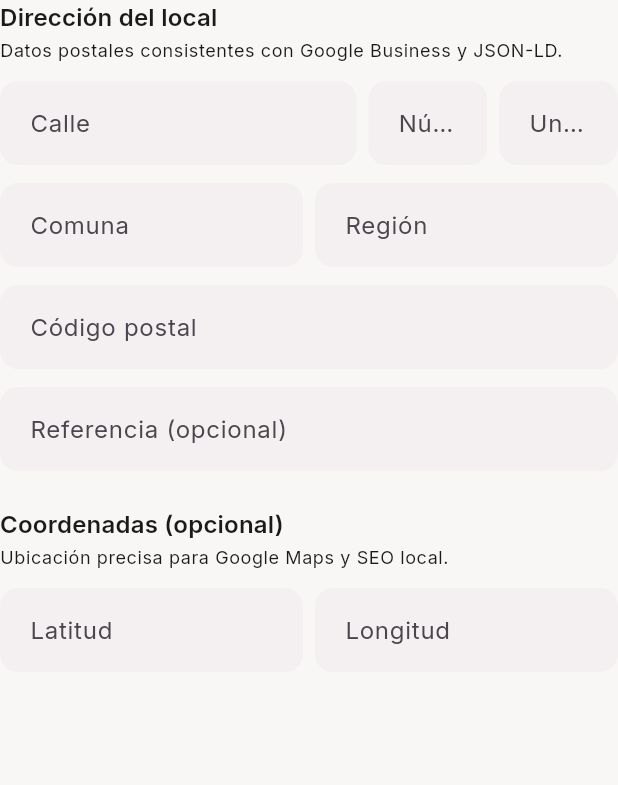
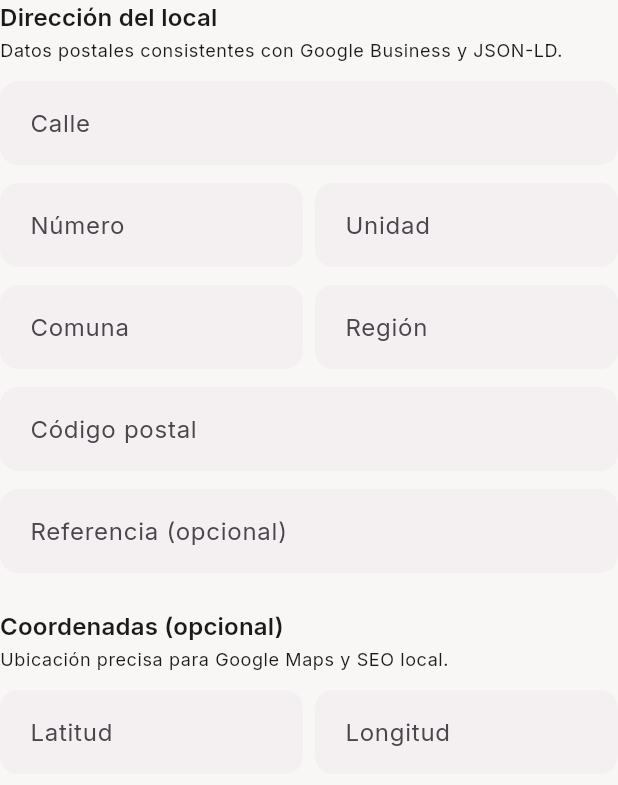
Before and after one commit to victorneyraars/baqueano-natales, a Flutter app: the SeccionUbicacion widget shown alone on an empty page, opened directly with empty values, on a phone screen of 412 x 824 dp. Shown: the top 785 px of the screen. Run offline on Flutter 3.47's test engine with Material 3 defaults, Android fonts, the phone set to English and light mode, and no system bars; our stand-ins replace app_links, dio, firebase_auth, firebase_core, firebase_messaging, flutter_local_notifications and 11 more; accounts and stored records are empty; network calls fail.

Commit message:
fix(prestadores): Calle/Número/Unidad en filas separadas
Bug visual: en pantalla 360px, Row con flex 3/1/1 dejaba Número y
Unidad con ~55px → labels cortados (N... / U...).

Fix: Calle en su propia fila, Número + Unidad en Row separada.
Mismo patrón que Comuna/Región (que ya funcionan bien).

```diff
--- a/flutter/lib/features/prestadores/presentation/widgets/perfil_negocio/seccion_ubicacion.dart
+++ b/flutter/lib/features/prestadores/presentation/widgets/perfil_negocio/seccion_ubicacion.dart
@@ -122,16 +122,13 @@ class _SeccionUbicacionState extends State<SeccionUbicacion> {
           style: theme.textTheme.bodySmall,
         ),
         const SizedBox(height: 12),
+        TextField(
+          controller: _calle,
+          decoration: const InputDecoration(labelText: 'Calle'),
+        ),
+        const SizedBox(height: 12),
         Row(
           children: [
-            Expanded(
-              flex: 3,
-              child: TextField(
-                controller: _calle,
-                decoration: const InputDecoration(labelText: 'Calle'),
-              ),
-            ),
-            const SizedBox(width: 8),
             Expanded(
               child: TextField(
                 controller: _numero,
```
